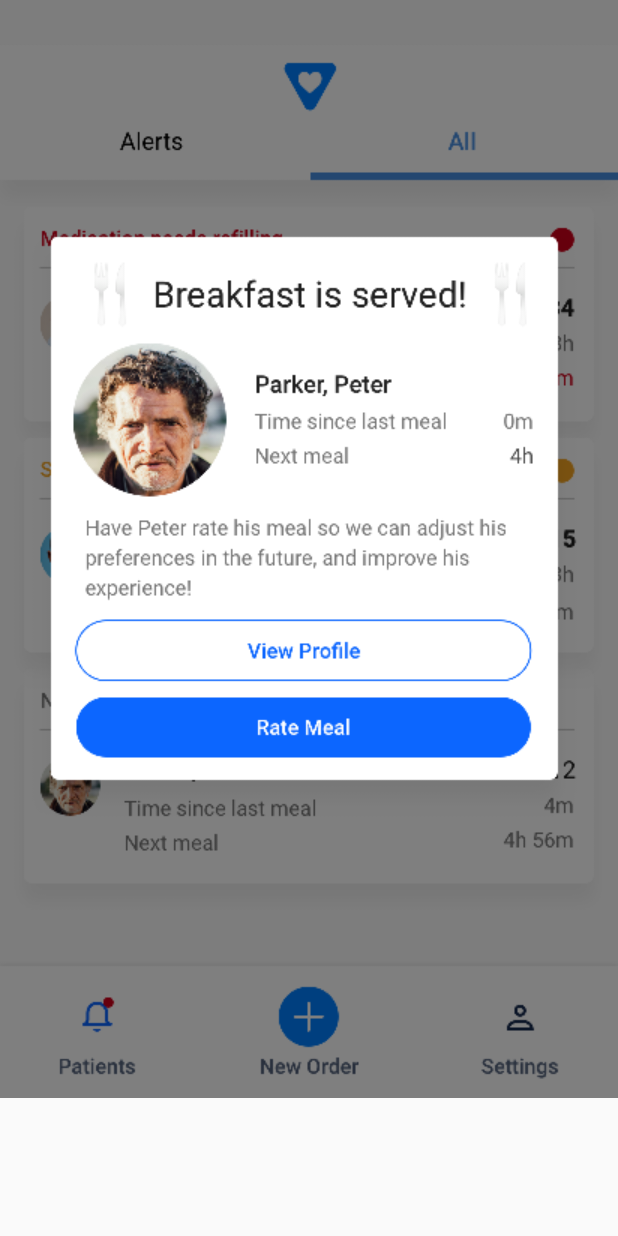
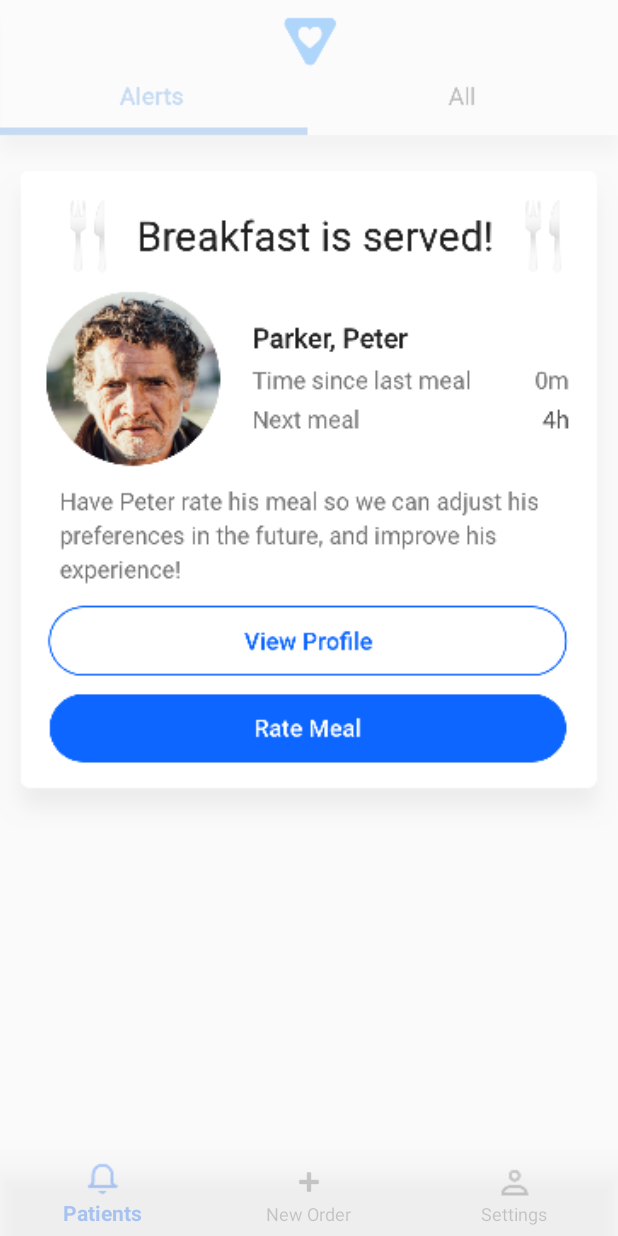
Before and after one commit to fathmike9123/Vital, an Android app: the ServedActivity screen opened directly, with no data from a screen before it, on a phone screen of 412 x 824 dp. Run offline under Robolectric (Android 15) with nearby library versions, the phone set to English and light mode, and no system bars; Roboto replaces fonts that are not available here.

Commit message:
Update on some layouts

```diff
--- a/app/src/main/res/layout/served.xml
+++ b/app/src/main/res/layout/served.xml
@@ -9,10 +9,38 @@
     tools:context=".DashboardActivity">
 
     <ImageView
+        android:id="@+id/topBar2"
+        android:layout_width="match_parent"
+        android:layout_height="wrap_content"
+        android:adjustViewBounds="true"
+        app:srcCompat="@drawable/nav_top"
+        android:alpha="0.3"/>
+
+
+    <ImageView
         android:id="@+id/served"
         android:layout_width="match_parent"
         android:layout_height="wrap_content"
         android:adjustViewBounds="true"
-        app:srcCompat="@drawable/modal_overlay_served" />
+        app:srcCompat="@drawable/modal_served" />
+
+    <View
+        android:layout_width="match_parent"
+        android:layout_height="0dp"
+        android:layout_weight="1"
+        />
+
+    <android.support.design.widget.BottomNavigationView
+        android:id="@+id/navigation"
+        android:layout_width="match_parent"
+        android:layout_height="wrap_content"
+        android:layout_marginStart="0dp"
+        android:layout_marginEnd="0dp"
+        android:background="?android:attr/windowBackground"
+        app:layout_constraintBottom_toBottomOf="parent"
+        app:layout_constraintLeft_toLeftOf="parent"
+        app:layout_constraintRight_toRightOf="parent"
+        android:alpha="0.3"
+        app:menu="@menu/navigation" />
 
 </LinearLayout>
```
